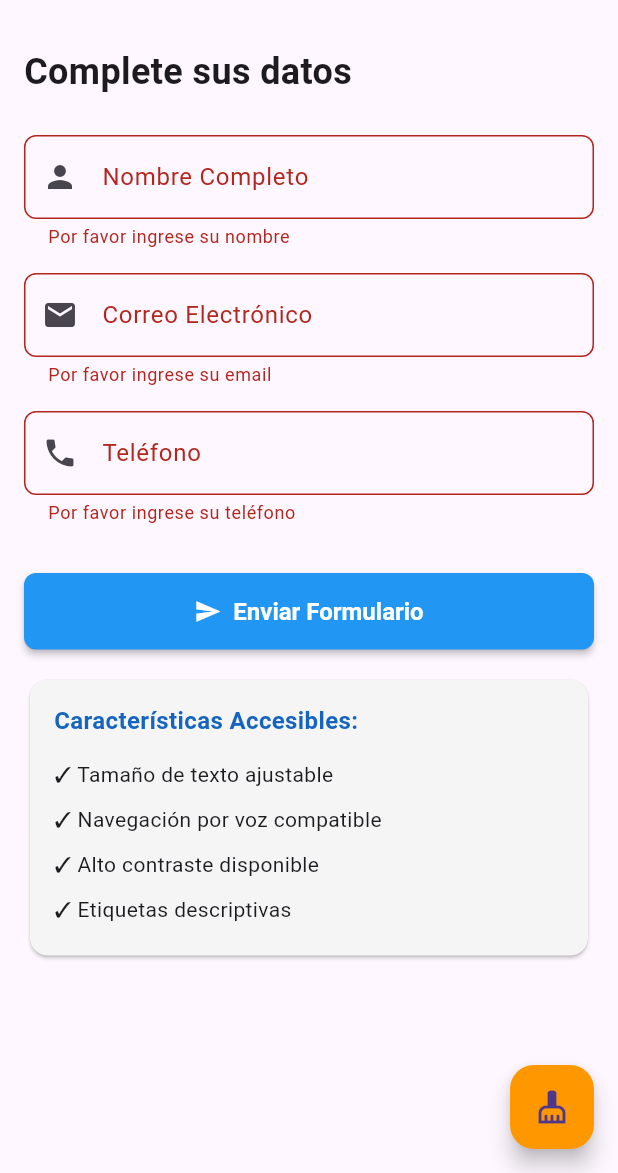
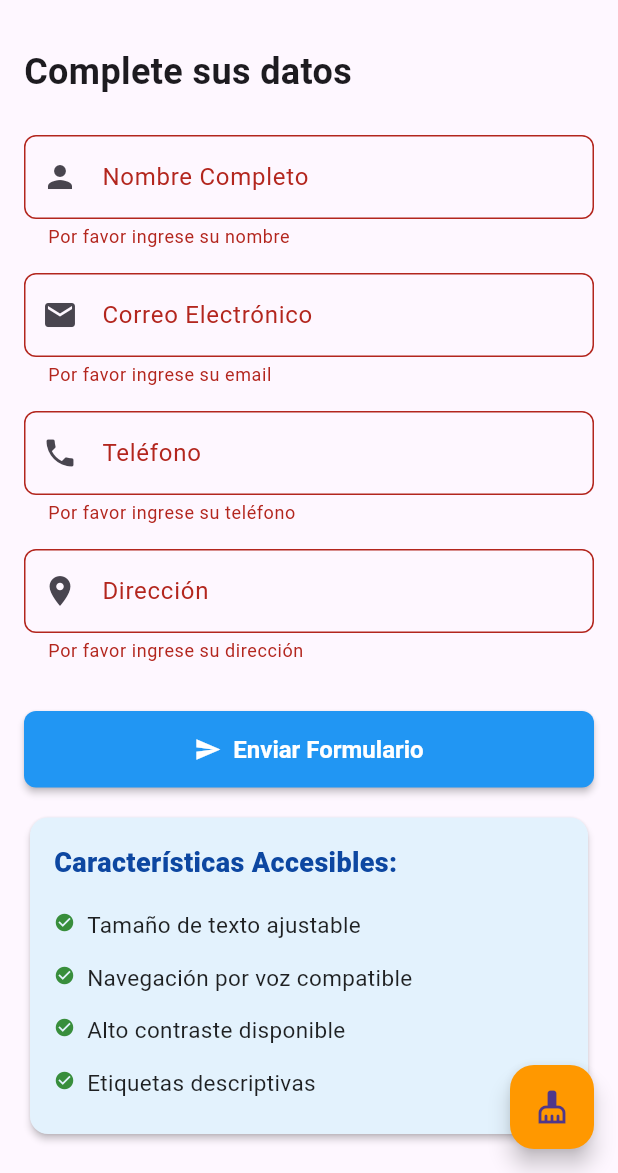
Before and after one commit to Juanzyy1/Formulario_Accesible, a Flutter app: the screen it shows after launch, after a tap on "Enviar Formulario", on a phone screen of 412 x 824 dp, the part 63-1236 px from its top. Run offline on Flutter 3.47's test engine with Material 3 defaults, Android fonts, the phone set to English and light mode, and no system bars.

Commit message:
se ajustaron errores y se agrego un nuevo campo

```diff
--- a/flutter_application_1/lib/screens/accessible_form.dart
+++ b/flutter_application_1/lib/screens/accessible_form.dart
@@ -14,6 +14,7 @@ class _AccessibleFormScreenState extends State<AccessibleFormScreen> {
   final _nameController = TextEditingController();
   final _emailController = TextEditingController();
   final _phoneController = TextEditingController();
+  final _addressController = TextEditingController();
 
   bool _isLoading = false;
   double _fontSize = 16.0;
@@ -23,12 +24,15 @@ class _AccessibleFormScreenState extends State<AccessibleFormScreen> {
     _nameController.dispose();
     _emailController.dispose();
     _phoneController.dispose();
+    _addressController.dispose();
     super.dispose();
   }
 
   void _submitForm() async {
     if (_formKey.currentState!.validate()) {
       setState(() => _isLoading = true);
+      // Feedback auditivo al iniciar el envío
+      AccessibilityUtils.announce(context, 'Enviando formulario');
 
       // Simular procesamiento
       await Future.delayed(const Duration(seconds: 2));
@@ -61,8 +65,9 @@ class _AccessibleFormScreenState extends State<AccessibleFormScreen> {
   Widget build(BuildContext context) {
     return Scaffold(
       appBar: AppBar(
-        title: Semantics(  // QUITÉ EL 'const'
-          header: true,    // CORREGIDO: 'header' en lugar de 'heading'
+        title: Semantics(
+          // QUITÉ EL 'const'
+          header: true, // CORREGIDO: 'header' en lugar de 'heading'
           child: const Text('Formulario Accesible'),
         ),
         actions: [
@@ -89,8 +94,9 @@ class _AccessibleFormScreenState extends State<AccessibleFormScreen> {
               crossAxisAlignment: CrossAxisAlignment.stretch,
               children: [
                 // Título semánticamente importante
-                Semantics(  // QUITÉ EL 'const'
-                  header: true,  // CORREGIDO: 'header' en lugar de 'heading'
+                Semantics(
+                  // QUITÉ EL 'const'
+                  header: true, // CORREGIDO: 'header' en lugar de 'heading'
                   child: const Text(
                     'Complete sus datos',
                     style: TextStyle(fontSize: 24, fontWeight: FontWeight.bold),
@@ -147,7 +153,9 @@ class _AccessibleFormScreenState extends State<AccessibleFormScreen> {
                       if (value == null || value.isEmpty) {
                         return 'Por favor ingrese su email';
                       }
-                      if (!RegExp(r'^[\w-\.]+@([\w-]+\.)+[\w-]{2,4}$').hasMatch(value)) {
+                      if (!RegExp(
+                        r'^[\w-\.]+@([\w-]+\.)+[\w-]{2,4}$',
+                      ).hasMatch(value)) {
                         return 'Ingrese un email válido';
                       }
                       return null;
@@ -182,6 +190,36 @@ class _AccessibleFormScreenState extends State<AccessibleFormScreen> {
                     },
                   ),
                 ),
+                const SizedBox(height: 16),
+
+                // Campo de dirección (nuevo)
+                Semantics(
+                  textField: true,
+                  label: 'Campo de dirección',
+                  hint: 'Ingrese su dirección completa',
+                  child: TextFormField(
+                    controller: _addressController,
+                    decoration: InputDecoration(
+                      labelText: 'Dirección',
+                      hintText: 'Calle, número, ciudad, país',
+                      prefixIcon: const Icon(Icons.location_on),
+                      border: OutlineInputBorder(
+                        borderRadius: BorderRadius.circular(8),
+                      ),
+                    ),
+                    keyboardType: TextInputType.streetAddress,
+                    style: TextStyle(fontSize: _fontSize),
+                    validator: (value) {
+                      if (value == null || value.isEmpty) {
+                        return 'Por favor ingrese su dirección';
+                      }
+                      if (value.trim().length < 10) {
+                        return 'La dirección debe tener al menos 10 caracteres';
+                      }
+                      return null;
+                    },
+                  ),
+                ),
 
                 const SizedBox(height: 32),
 
@@ -192,6 +230,9 @@ class _AccessibleFormScreenState extends State<AccessibleFormScreen> {
                   icon: _isLoading ? Icons.hourglass_top : Icons.send,
                   backgroundColor: Colors.blue,
                   textColor: Colors.white,
+                  announcement:
+                      _isLoading ? 'Envío en curso' : 'Enviar formulario',
+                  announceOnPress: true,
                   fontSize: _fontSize,
                 ),
 
@@ -200,31 +241,48 @@ class _AccessibleFormScreenState extends State<AccessibleFormScreen> {
                 // Información de accesibilidad
                 Semantics(
                   container: true,
-                  label: 'Información de accesibilidad. Esta aplicación incluye características '
-                         'para usuarios con discapacidades visuales y motoras.',
+                  label:
+                      'Información de accesibilidad. Esta aplicación incluye características '
+                      'para usuarios con discapacidades visuales y motoras.',
                   child: Card(
-                    color: Colors.grey[100],
+                    color: Colors.blue[50],
+                    elevation: 2,
+                    shape: RoundedRectangleBorder(
+                      borderRadius: BorderRadius.circular(12),
+                    ),
                     child: Padding(
                       padding: const EdgeInsets.all(16),
                       child: Column(
                         crossAxisAlignment: CrossAxisAlignment.start,
                         children: [
                           Semantics(
-                            header: true,  // CORREGIDO
+                            header: true,
                             child: Text(
                               'Características Accesibles:',
                               style: TextStyle(
-                                fontSize: _fontSize,
-                                fontWeight: FontWeight.bold,
-                                color: Colors.blue[800],
+                                fontSize: _fontSize + 2,
+                                fontWeight: FontWeight.w800,
+                                color: Colors.blue[900],
                               ),
                             ),
                           ),
-                          const SizedBox(height: 8),
-                          _buildFeatureItem('✓ Tamaño de texto ajustable', _fontSize),
-                          _buildFeatureItem('✓ Navegación por voz compatible', _fontSize),
-                          _buildFeatureItem('✓ Alto contraste disponible', _fontSize),
-                          _buildFeatureItem('✓ Etiquetas descriptivas', _fontSize),
+                          const SizedBox(height: 12),
+                          _buildFeatureItem(
+                            'Tamaño de texto ajustable',
+                            _fontSize,
+                          ),
+                          _buildFeatureItem(
+                            'Navegación por voz compatible',
+                            _fontSize,
+                          ),
+                          _buildFeatureItem(
+                            'Alto contraste disponible',
+                            _fontSize,
+                          ),
+                          _buildFeatureItem(
+                            'Etiquetas descriptivas',
+                            _fontSize,
+                          ),
                         ],
                       ),
                     ),
@@ -245,6 +303,7 @@ class _AccessibleFormScreenState extends State<AccessibleFormScreen> {
             _nameController.clear();
             _emailController.clear();
             _phoneController.clear();
+            _addressController.clear();
             AccessibilityUtils.showAccessibleSnackBar(
               context,
               'Formulario limpiado',
@@ -262,10 +321,25 @@ class _AccessibleFormScreenState extends State<AccessibleFormScreen> {
     return Semantics(
       container: true,
       child: Padding(
-        padding: const EdgeInsets.symmetric(vertical: 4),
-        child: Text(
-          text,
-          style: TextStyle(fontSize: fontSize - 2),
+        padding: const EdgeInsets.symmetric(vertical: 6),
+        child: Row(
+          crossAxisAlignment: CrossAxisAlignment.start,
+          children: [
+            Padding(
+              padding: const EdgeInsets.only(right: 8, top: 2),
+              child: Icon(
+                Icons.check_circle,
+                size: fontSize - 2,
+                color: Colors.green[700],
+              ),
+            ),
+            Expanded(
+              child: Text(
+                text,
+                style: TextStyle(fontSize: fontSize - 1, color: Colors.black87),
+              ),
+            ),
+          ],
         ),
       ),
     );
--- a/flutter_application_1/lib/utils/accessibility_utils.dart
+++ b/flutter_application_1/lib/utils/accessibility_utils.dart
@@ -1,4 +1,5 @@
 import 'package:flutter/material.dart';
+import 'package:flutter/semantics.dart';
 
 class AccessibilityUtils {
   // Mostrar snackbar accesible
@@ -7,10 +8,7 @@ class AccessibilityUtils {
       SnackBar(
         content: Semantics(
           liveRegion: true,
-          child: Text(
-            message,
-            style: const TextStyle(fontSize: 16),
-          ),
+          child: Text(message, style: const TextStyle(fontSize: 16)),
         ),
         duration: const Duration(seconds: 3),
         action: SnackBarAction(
@@ -22,6 +20,21 @@ class AccessibilityUtils {
         behavior: SnackBarBehavior.floating,
       ),
     );
+    // Announce for accessibility services (screen readers)
+    try {
+      SemanticsService.announce(message, Directionality.of(context));
+    } catch (_) {
+      // Si falle la llamada (por ejemplo en tests), ignore.
+    }
+  }
+
+  // Realizar un anuncio explícito para servicios de accesibilidad.
+  static void announce(BuildContext context, String message) {
+    try {
+      SemanticsService.announce(message, Directionality.of(context));
+    } catch (_) {
+      // En entornos donde SemanticsService no esté disponible, no hacer nada.
+    }
   }
 
   // Verificar contraste de colores
@@ -32,9 +45,10 @@ class AccessibilityUtils {
   static bool hasSufficientContrast(Color background, Color foreground) {
     final backgroundLum = calculateLuminance(background) + 0.05;
     final foregroundLum = calculateLuminance(foreground) + 0.05;
-    final contrastRatio = backgroundLum > foregroundLum
-        ? backgroundLum / foregroundLum
-        : foregroundLum / backgroundLum;
+    final contrastRatio =
+        backgroundLum > foregroundLum
+            ? backgroundLum / foregroundLum
+            : foregroundLum / backgroundLum;
     return contrastRatio >= 4.5; // Estándar WCAG AA
   }
 
--- a/flutter_application_1/lib/widgets/accessible_button.dart
+++ b/flutter_application_1/lib/widgets/accessible_button.dart
@@ -1,4 +1,5 @@
 import 'package:flutter/material.dart';
+import '../utils/accessibility_utils.dart';
 
 class AccessibleButton extends StatelessWidget {
   final VoidCallback? onPressed;
@@ -8,6 +9,8 @@ class AccessibleButton extends StatelessWidget {
   final Color textColor;
   final double fontSize;
   final double? width;
+  final String? announcement;
+  final bool announceOnPress;
 
   const AccessibleButton({
     super.key,
@@ -18,10 +21,19 @@ class AccessibleButton extends StatelessWidget {
     this.textColor = Colors.white,
     this.fontSize = 16,
     this.width,
+    this.announcement,
+    this.announceOnPress = false,
   });
 
   @override
   Widget build(BuildContext context) {
+    // Ajustar contraste: si la combinación solicitada no cumple WCAG AA,
+    // forzar un color de texto legible (blanco) para fondo oscuro.
+    final Color effectiveTextColor =
+        AccessibilityUtils.hasSufficientContrast(backgroundColor, textColor)
+            ? textColor
+            : Colors.white;
+
     return Semantics(
       button: true,
       enabled: onPressed != null,
@@ -32,10 +44,24 @@ class AccessibleButton extends StatelessWidget {
           minHeight: 44, // Altura mínima para accesibilidad táctil
         ),
         child: ElevatedButton(
-          onPressed: onPressed,
+          onPressed:
+              onPressed == null
+                  ? null
+                  : () {
+                    // Ejecutar la acción original
+                    onPressed!();
+                    // Anunciar si se requiere feedback auditivo
+                    if (announceOnPress && announcement != null) {
+                      AccessibilityUtils.announce(
+                        // Usar contexto actual para dirección de texto
+                        context,
+                        announcement!,
+                      );
+                    }
+                  },
           style: ElevatedButton.styleFrom(
             backgroundColor: backgroundColor,
-            foregroundColor: textColor,
+            foregroundColor: effectiveTextColor,
             padding: const EdgeInsets.symmetric(vertical: 16, horizontal: 24),
             textStyle: TextStyle(
               fontSize: fontSize,
```
Also changed, not shown: flutter_application_1/lib/main.dart (line endings or trailing spaces).
